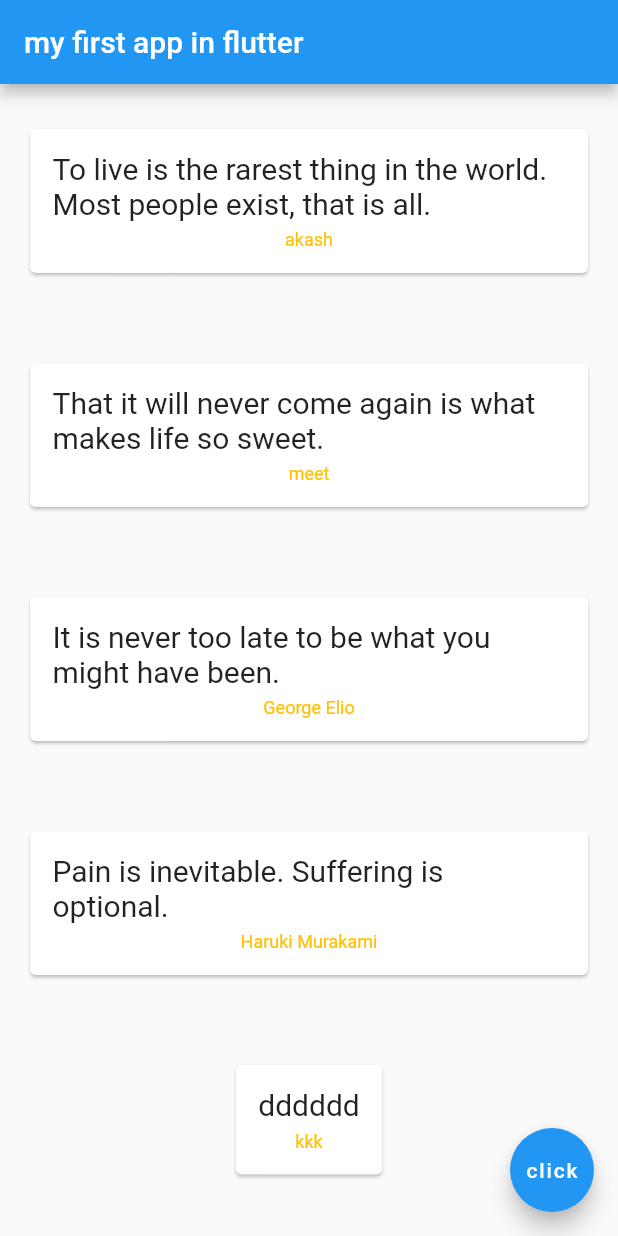
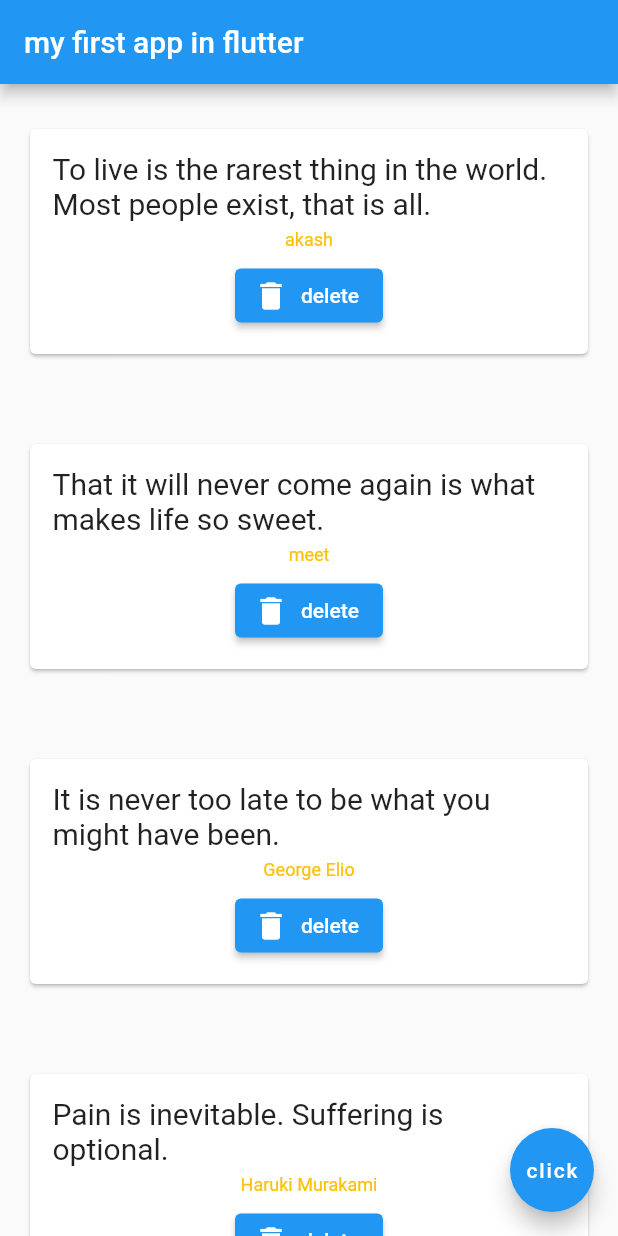
Before and after one commit to 01Deepak/flutter_tut, a Flutter app: the screen it shows after launch, on a phone screen of 412 x 824 dp. Run offline on Flutter 3.47's test engine with Material 2 defaults, Android fonts, the phone set to English and light mode, and no system bars.

Commit message:
functions as parameter - call function from child to parent

```diff
--- a/lib/main.dart
+++ b/lib/main.dart
@@ -44,7 +44,16 @@ class _HomeState extends State<Home> {
         ),
       ),
       body: Column(
-        children: quotes.map((quote) => QuoteCard(quote: quote)).toList(),
+        children: quotes
+            .map((quote) => QuoteCard(
+                quote: quote,
+                delete: () {
+                  print('delete function fired');
+                  setState(() {
+                    quotes.remove(quote);
+                  });
+                }))
+            .toList(),
       ),
       floatingActionButton: FloatingActionButton(
         onPressed: () {
--- a/lib/quote_card.dart
+++ b/lib/quote_card.dart
@@ -1,13 +1,16 @@
 import 'package:flutter/material.dart';
 import 'quote.dart';
+import 'main.dart';
 
 class QuoteCard extends StatelessWidget {
   const QuoteCard({
     super.key,
     required this.quote,
+    required this.delete,
   });
 
-  final quote;
+  final Quote quote;
+  final Function delete;
 
   @override
   Widget build(BuildContext context) {
@@ -33,6 +36,14 @@ class QuoteCard extends StatelessWidget {
                 color: Colors.amber,
               ),
             ),
+            SizedBox(height: 6),
+            ElevatedButton.icon(
+                onPressed: () {
+                  delete();
+                  // print('clicked');
+                },
+                icon: Icon(Icons.delete),
+                label: Text('delete'))
           ],
         ),
       ),
```
